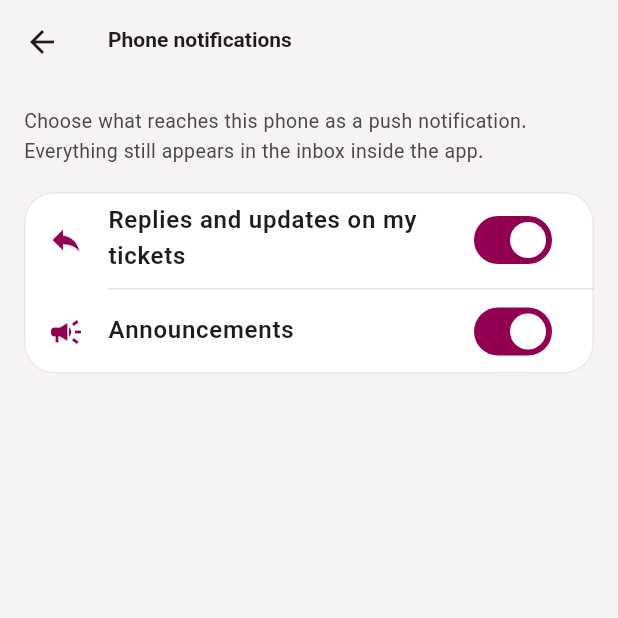
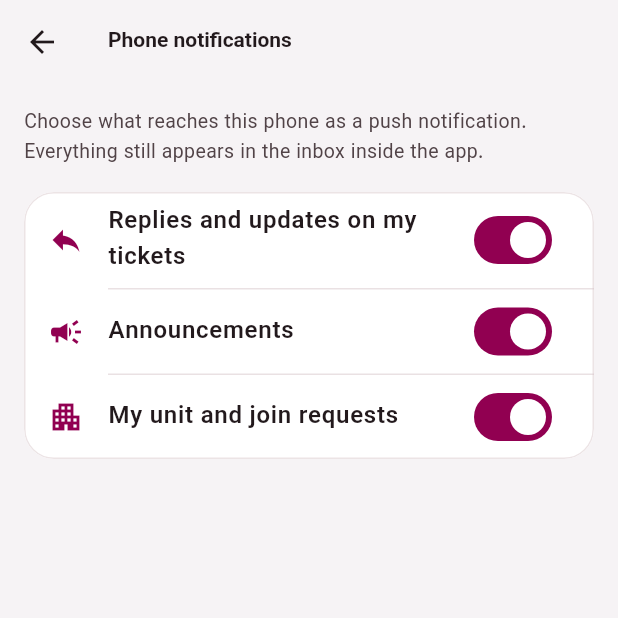
Before and after one commit to hawraz93/qalam-mobile, a Flutter app: the NotificationPrefsScreen screen opened directly, on a phone screen of 412 x 824 dp, the top half of it. Run offline on Flutter 3.47's test engine with Material 3 defaults, Android fonts, the phone set to English and light mode, and no system bars; our stand-ins replace file_picker, firebase_core, firebase_crashlytics, firebase_messaging, flutter_local_notifications, flutter_secure_storage and 4 more; missing offline and left inert: webview_flutter_android; accounts and stored records are empty; network calls fail.

Commit message:
feat: unit membership notifications (1.10.1)
- "units" notifications (moved to a unit, removed, join request approved
  or declined, someone asks to join) get their own icon and open their
  website page inside the app, signed in: the account page, or the unit's
  members for the people who manage units.
- Push notifications carry that page (web_path) too.
- "My unit and join requests" can be switched off in notification settings.

Needs the website from qalam-website "feat: unit notifications open their
page in the mobile app"; with an older website these notifications only
show in the inbox.

Co-Authored-By: Claude Opus 5.5 <noreply@anthropic.com>

```diff
--- a/lib/screens/notification_prefs.dart
+++ b/lib/screens/notification_prefs.dart
@@ -21,6 +21,7 @@ class _NotificationPrefsScreenState extends State<NotificationPrefsScreen> {
   List<(String key, IconData icon)> get _categories => [
         ('ticket_updates', Icons.reply),
         ('announcements', Icons.campaign),
+        ('units', Icons.apartment_outlined),
         if (api.can('users')) ('accounts', Icons.person_add_alt_1_outlined),
         if (api.can('it_tickets')) ('it_tickets', Icons.confirmation_number_outlined),
         if (api.can('complaints')) ('complaints', Icons.campaign_outlined),
--- a/lib/strings.dart
+++ b/lib/strings.dart
@@ -227,6 +227,7 @@ class S {
       'ov_latest_announcements': 'آخر التعاميم',
       'notif_announcements': 'التعاميم',
       'notif_accounts': 'الحسابات الجديدة',
+      'notif_units': 'وحدتي وطلبات الانضمام',
       'qualification': 'المؤهل',
       'interview_date': 'موعد المقابلة',
       'add_photo': 'إضافة صورة',
@@ -689,6 +690,7 @@ class S {
       'ov_latest_announcements': 'دوایین بەخشنامەکان',
       'notif_announcements': 'بەخشنامەکان',
       'notif_accounts': 'هەژمارە نوێیەکان',
+      'notif_units': 'یەکەکەم و داواکارییەکانی پەیوەستبوون',
       'qualification': 'بڕوانامە',
       'interview_date': 'کاتی چاوپێکەوتن',
       'add_photo': 'زیادکردنی وێنە',
@@ -1151,6 +1153,7 @@ class S {
       'ov_latest_announcements': 'Latest announcements',
       'notif_announcements': 'Announcements',
       'notif_accounts': 'New accounts',
+      'notif_units': 'My unit and join requests',
       'qualification': 'Qualification',
       'interview_date': 'Interview date',
       'add_photo': 'Add photo',
--- a/pubspec.yaml
+++ b/pubspec.yaml
@@ -1,7 +1,7 @@
 name: qalam_notify
 description: Al-Qalam University staff notifications app.
 publish_to: "none"
-version: 1.10.0+16
+version: 1.10.1+17
 
 environment:
   sdk: ">=3.3.0 <4.0.0"
```
Also changed, not shown: lib/push.dart (+10 -2 lines), lib/screens/inbox.dart (+10 -1 lines).
